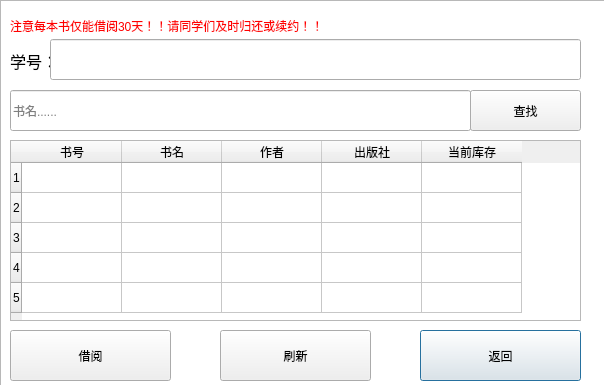
This is borrowbook.ui in banlanzs/317LibrarySystem as Qt 5 draws it before an edit. The edited form follows.
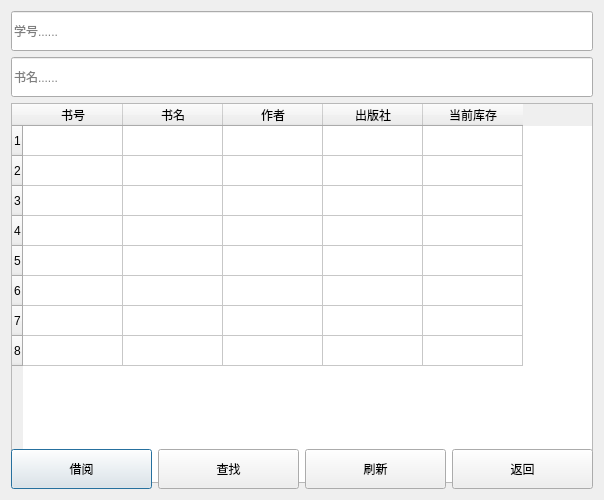
This is the edited form. Icons and pictures are not drawn.

The edit to the form file:
```diff
--- a/borrowbook.ui
+++ b/borrowbook.ui
@@ -7,139 +7,44 @@
     <x>0</x>
     <y>0</y>
     <width>604</width>
-    <height>385</height>
+    <height>500</height>
    </rect>
   </property>
+  <property name="minimumSize">
+   <size>
+    <width>500</width>
+    <height>500</height>
+   </size>
+  </property>
   <property name="windowTitle">
    <string>Dialog</string>
   </property>
-  <widget class="QLabel" name="label">
-   <property name="geometry">
-    <rect>
-     <x>10</x>
-     <y>10</y>
-     <width>451</width>
-     <height>31</height>
-    </rect>
-   </property>
    <property name="styleSheet">
-    <string notr="true">font: 87 9pt &quot;Arial Black&quot;;
-
-color: rgb(255, 0, 0);</string>
-   </property>
-   <property name="text">
-    <string>注意每本书仅能借阅30天！！请同学们及时归还或续约！！</string>
-   </property>
-  </widget>
-  <widget class="QLabel" name="label_2">
-   <property name="geometry">
-    <rect>
-     <x>10</x>
-     <y>40</y>
-     <width>51</width>
-     <height>41</height>
-    </rect>
-   </property>
-   <property name="font">
-    <font>
-     <pointsize>12</pointsize>
-    </font>
-   </property>
-   <property name="text">
-    <string>学号：</string>
-   </property>
-  </widget>
-  <widget class="QPushButton" name="backButton_2">
-   <property name="geometry">
-    <rect>
-     <x>420</x>
-     <y>330</y>
-     <width>161</width>
-     <height>51</height>
-    </rect>
-   </property>
-   <property name="text">
-    <string>返回</string>
-   </property>
-  </widget>
-  <widget class="QPushButton" name="searchButton">
-   <property name="geometry">
-    <rect>
-     <x>470</x>
-     <y>90</y>
-     <width>111</width>
-     <height>41</height>
-    </rect>
-   </property>
-   <property name="text">
-    <string>查找</string>
-   </property>
-  </widget>
-  <widget class="QPushButton" name="borrowButton">
-   <property name="geometry">
-    <rect>
-     <x>10</x>
-     <y>330</y>
-     <width>161</width>
-     <height>51</height>
-    </rect>
-   </property>
-   <property name="text">
-    <string>借阅</string>
-   </property>
-  </widget>
-  <widget class="QPushButton" name="refreshButton">
-   <property name="geometry">
-    <rect>
-     <x>220</x>
-     <y>330</y>
-     <width>151</width>
-     <height>51</height>
-    </rect>
-   </property>
-   <property name="text">
-    <string>刷新</string>
-   </property>
-  </widget>
-  <widget class="QLineEdit" name="bookname">
-   <property name="geometry">
-    <rect>
-     <x>10</x>
-     <y>90</y>
-     <width>461</width>
-     <height>41</height>
-    </rect>
-   </property>
-   <property name="placeholderText">
-    <string>书名......</string>
-   </property>
-  </widget>
+   <string notr="true">background-image: url(:/new/prefix1/225ef3557e31ea0.jpg);</string>
+  </property>
+  <layout class="QGridLayout" name="gridLayout">
+   <item row="0" column="0" colspan="4">
   <widget class="QLineEdit" name="lineEdit">
-   <property name="geometry">
-    <rect>
-     <x>50</x>
-     <y>39</y>
-     <width>531</width>
-     <height>41</height>
-    </rect>
+     <property name="minimumSize">
+      <size>
+       <width>490</width>
+       <height>40</height>
+      </size>
    </property>
    <property name="text">
     <string/>
    </property>
-  </widget>
+     <property name="placeholderText">
+      <string>学号......</string>
+     </property>
+    </widget>
+   </item>
+   <item row="2" column="0" colspan="4">
   <widget class="QTableWidget" name="booksWidget">
-   <property name="geometry">
-    <rect>
-     <x>10</x>
-     <y>140</y>
-     <width>571</width>
-     <height>181</height>
-    </rect>
-   </property>
    <property name="minimumSize">
     <size>
-     <width>441</width>
-     <height>121</height>
+       <width>490</width>
+       <height>380</height>
     </size>
    </property>
    <row>
@@ -167,6 +72,21 @@
      <string>5</string>
     </property>
    </row>
+     <row>
+      <property name="text">
+       <string>6</string>
+      </property>
+     </row>
+     <row>
+      <property name="text">
+       <string>7</string>
+      </property>
+     </row>
+     <row>
+      <property name="text">
+       <string>8</string>
+      </property>
+     </row>
    <column>
     <property name="text">
      <string>书号</string>
@@ -193,35 +113,73 @@
     </property>
    </column>
   </widget>
-  <widget class="QGraphicsView" name="graphicsView">
-   <property name="geometry">
-    <rect>
-     <x>0</x>
-     <y>0</y>
-     <width>621</width>
-     <height>391</height>
-    </rect>
-   </property>
+   </item>
+   <item row="3" column="0">
+    <widget class="QPushButton" name="borrowButton">
+     <property name="minimumSize">
+      <size>
+       <width>125</width>
+       <height>40</height>
+      </size>
+     </property>
+     <property name="text">
+      <string>借阅</string>
+     </property>
+    </widget>
+   </item>
+   <item row="3" column="3">
+    <widget class="QPushButton" name="backButton_2">
    <property name="minimumSize">
     <size>
-     <width>621</width>
-     <height>391</height>
-    </size>
-   </property>
-   <property name="styleSheet">
-    <string notr="true">background-image: url(:/new/prefix1/background.png);</string>
-   </property>
-  </widget>
-  <zorder>graphicsView</zorder>
-  <zorder>label</zorder>
-  <zorder>label_2</zorder>
-  <zorder>backButton_2</zorder>
-  <zorder>searchButton</zorder>
-  <zorder>borrowButton</zorder>
-  <zorder>refreshButton</zorder>
-  <zorder>bookname</zorder>
-  <zorder>lineEdit</zorder>
-  <zorder>booksWidget</zorder>
+       <width>125</width>
+       <height>40</height>
+      </size>
+     </property>
+     <property name="text">
+      <string>返回</string>
+     </property>
+    </widget>
+   </item>
+   <item row="3" column="2">
+    <widget class="QPushButton" name="refreshButton">
+     <property name="minimumSize">
+      <size>
+       <width>125</width>
+       <height>40</height>
+      </size>
+     </property>
+     <property name="text">
+      <string>刷新</string>
+     </property>
+    </widget>
+   </item>
+   <item row="3" column="1">
+    <widget class="QPushButton" name="searchButton">
+     <property name="minimumSize">
+      <size>
+       <width>125</width>
+       <height>40</height>
+      </size>
+     </property>
+     <property name="text">
+      <string>查找</string>
+     </property>
+    </widget>
+   </item>
+   <item row="1" column="0" colspan="4">
+    <widget class="QLineEdit" name="bookname">
+     <property name="minimumSize">
+      <size>
+       <width>490</width>
+       <height>40</height>
+      </size>
+     </property>
+     <property name="placeholderText">
+      <string>书名......</string>
+     </property>
+    </widget>
+   </item>
+  </layout>
  </widget>
  <resources/>
  <connections/>
```
Lines whose indentation alone changed are shown as unchanged.
